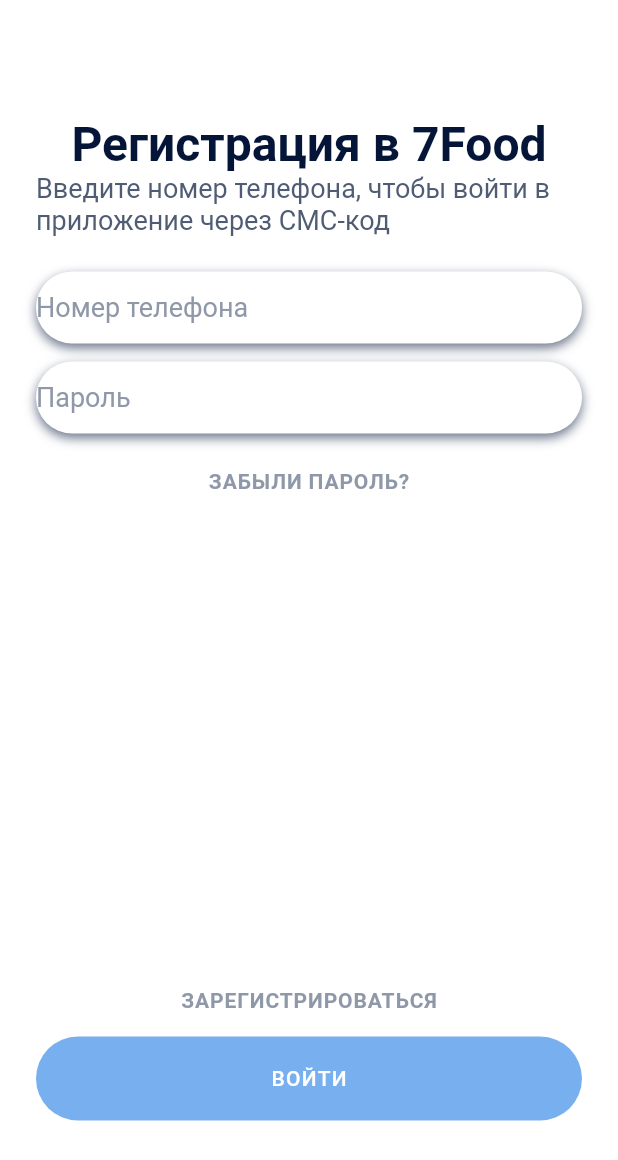
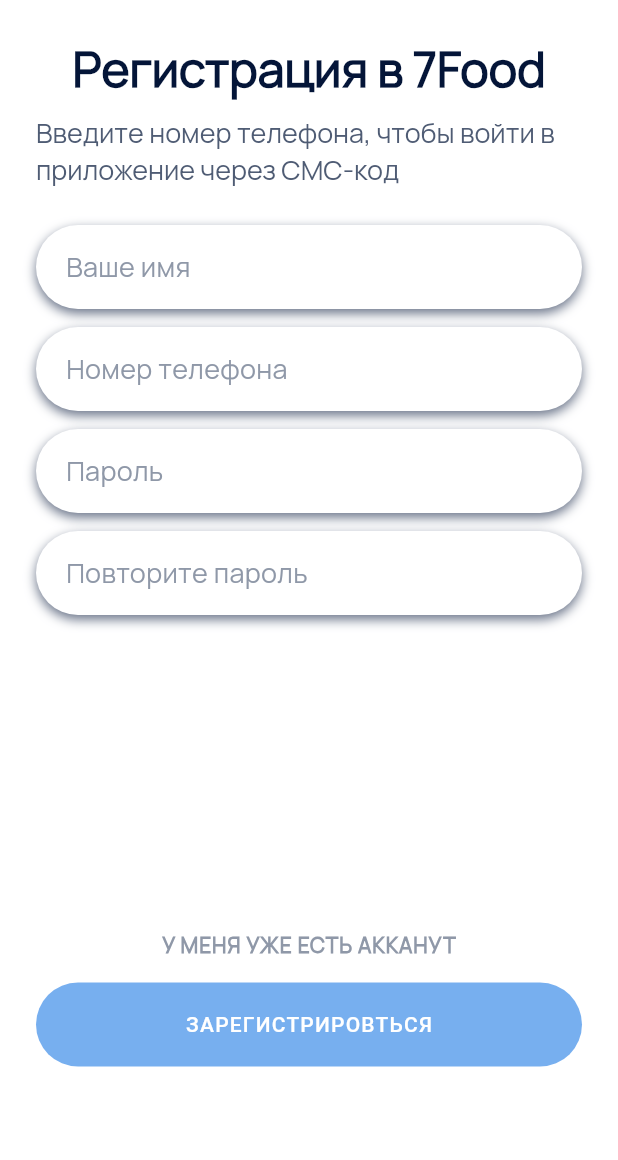
Before and after one commit to Zhamshid/7food_techgarden_flutter, a Flutter app: the RegistrationScreen screen opened by its route, on a phone screen of 412 x 824 dp. Shown: the top 1160 px of the screen. Run offline on Flutter 3.47's test engine with Material 2 defaults, Android fonts, the phone set to English and light mode, and no system bars.

Commit message:
registration page

```diff
--- /dev/null
+++ b/lib/commons/constants/constants.dart
@@ -0,0 +1,57 @@
+import 'package:flutter/material.dart';
+import 'package:seven_food_test/res/app_colors.dart';
+
+
+class Constants {
+
+  static const kButtonTextStyle = TextStyle(
+    fontFamily: 'Manrope',
+    fontSize: 20,
+    color: Colors.white,
+    letterSpacing: 2,
+    fontWeight: FontWeight.w700,
+  );
+  static const kHintStyle = TextStyle(
+    fontSize: 18,
+    color: AppColors.gray,
+    fontWeight: FontWeight.w400,
+    fontFamily: 'Manrope',
+    letterSpacing: 0.2,
+  );
+
+  static const kTextFieldStyle = TextStyle(
+    fontSize: 18,
+    color: AppColors.black,
+    fontWeight: FontWeight.w600,
+    fontFamily: 'Manrope',
+    letterSpacing: 0.2,
+  );
+
+  static const kHeaderTextStyle = TextStyle(
+    fontWeight: FontWeight.w700,
+    fontSize: 32,
+    fontFamily: 'Manrope',
+    color: AppColors.black,
+  );
+
+  static const kHeader2TextStyle = TextStyle(
+    fontWeight: FontWeight.w400,
+    fontSize: 18,
+    fontFamily: 'Manrope',
+    color: AppColors.darkGray,
+  );
+
+  static const kAccountInfoTextStyle = TextStyle(
+    letterSpacing: 0.6,
+    fontSize: 14,
+    fontFamily: 'Manrope',
+    color: AppColors.gray,
+    fontWeight: FontWeight.w600,
+  );
+
+  static const kOnBoardingButtonTextStyle = TextStyle(
+    color: Colors.white,
+    fontSize: 14,
+    letterSpacing: 0.8,
+  );
+}
--- a/lib/next_button.dart
+++ b/lib/commons/widgets/next_button.dart
@@ -1,5 +1,5 @@
 import 'package:flutter/material.dart';
-import 'constants.dart';
+import '../constants/constants.dart';
 
 class RoundedButton extends StatelessWidget {
   const RoundedButton({
--- /dev/null
+++ b/lib/commons/widgets/rounded_textfield.dart
@@ -0,0 +1,46 @@
+import 'package:flutter/material.dart';
+import 'package:seven_food_test/commons/constants/constants.dart';
+import 'package:seven_food_test/res/app_colors.dart';
+
+class RoundedTextField extends StatelessWidget {
+  const RoundedTextField({
+    Key? key,
+    required this.hintText,
+    this.obscureText,
+  }) : super(key: key);
+
+  final String? hintText;
+  final bool? obscureText;
+
+  @override
+  Widget build(BuildContext context) {
+    return Container(
+      height: 56,
+      alignment: Alignment.center,
+      decoration: BoxDecoration(
+        color: Colors.white,
+        borderRadius: const BorderRadius.all(
+          Radius.circular(56.0),
+        ),
+        boxShadow: [
+          BoxShadow(
+            color: AppColors.black.withOpacity(0.6),
+            blurRadius: 6,
+            offset: const Offset(0, 3),
+          ),
+        ],
+      ),
+      child: TextField(
+        style: Constants.kTextFieldStyle,
+        obscureText:obscureText == null? false : obscureText!,
+        inputFormatters: [],
+        decoration: InputDecoration(
+          contentPadding: EdgeInsets.only(left: 20,right: 20),
+          border: InputBorder.none,
+          hintText: hintText!,
+          hintStyle: Constants.kHintStyle,
+        ),
+      ),
+    );
+  }
+}
--- a/lib/constants.dart
+++ /dev/null
@@ -1,25 +0,0 @@
-import 'package:flutter/material.dart';
-import 'package:seven_food_test/res/app_colors.dart';
-
-
-class Constants {
-
-  static const kButtonTextStyle = TextStyle(
-    fontFamily: 'Manrope',
-    fontSize: 20,
-    color: Colors.white,
-    letterSpacing: 2,
-    fontWeight: FontWeight.w700,
-  );
-  static const kHintStyle = TextStyle(
-    fontSize: 18,
-    color: AppColors.gray,
-    fontWeight: FontWeight.w400,
-  );
-
-  static const kOnBoardingButtonTextStyle = TextStyle(
-    color: Colors.white,
-    fontSize: 14,
-    letterSpacing: 0.8,
-  );
-}
--- a/lib/main.dart
+++ b/lib/main.dart
@@ -1,5 +1,5 @@
 import 'package:flutter/material.dart';
-import 'package:seven_food_test/next_button.dart';
+import 'package:seven_food_test/commons/widgets/next_button.dart';
 import 'package:seven_food_test/res/app_colors.dart';
 import 'package:seven_food_test/screens/login_screen.dart';
 import 'package:seven_food_test/screens/onboarding.dart';
--- a/lib/rounded_textfield.dart
+++ /dev/null
@@ -1,37 +0,0 @@
-import 'package:flutter/material.dart';
-import 'package:seven_food_test/constants.dart';
-import 'package:seven_food_test/res/app_colors.dart';
-
-class RoundedTextField extends StatelessWidget {
-  const RoundedTextField({
-    Key? key,
-    required this.hintText,
-  }) : super(key: key);
-
-  final String? hintText;
-
-  @override
-  Widget build(BuildContext context) {
-    return Container(
-      decoration: BoxDecoration(
-          color: Colors.white,
-          borderRadius: const BorderRadius.all(
-            Radius.circular(56.0),
-          ),
-          boxShadow: [
-            BoxShadow(
-              color: AppColors.black.withOpacity(0.6),
-              blurRadius: 6,
-              offset: const Offset(0, 3),
-            ),
-          ]),
-      child: TextField(
-        decoration: InputDecoration(
-          border: InputBorder.none,
-          hintText: hintText!,
-          hintStyle: Constants.kHintStyle,
-        ),
-      ),
-    );
-  }
-}
--- a/lib/screens/login_screen.dart
+++ b/lib/screens/login_screen.dart
@@ -1,8 +1,9 @@
 import 'package:flutter/material.dart';
-import 'package:seven_food_test/constants.dart';
-import 'package:seven_food_test/custom_rounded_button.dart';
+import 'package:seven_food_test/commons/constants/constants.dart';
+import 'package:seven_food_test/commons/widgets/custom_rounded_button.dart';
 import 'package:seven_food_test/res/app_colors.dart';
-import 'package:seven_food_test/rounded_textfield.dart';
+import 'package:seven_food_test/commons/widgets/rounded_textfield.dart';
+import 'package:seven_food_test/screens/registration_screen.dart';
 
 class LoginScreen extends StatefulWidget {
   const LoginScreen({Key? key}) : super(key: key);
@@ -17,7 +18,8 @@ class _LoginScreenState extends State<LoginScreen> {
   Widget build(BuildContext context) {
     return Scaffold(
       backgroundColor: Colors.white,
-      body: Padding(
+      body: SingleChildScrollView(
+        child: Padding(
           padding: const EdgeInsets.all(24),
           child: Center(
             child: Column(
@@ -26,19 +28,11 @@ class _LoginScreenState extends State<LoginScreen> {
               children: <Widget>[
                 Text(
                   'Вход в 7Food',
-                style: TextStyle(
-                  fontWeight: FontWeight.bold,
-                  fontSize: 32,
-                  color: AppColors.black,
-                ),
+                  style: Constants.kHeaderTextStyle,
                 ),
                 Text(
                   'Введите номер телефона и пароль',
-                style: TextStyle(
-                  fontWeight: FontWeight.w400,
-                  fontSize: 18,
-                  color: AppColors.darkGray,
-                ),
+                  style: Constants.kHeader2TextStyle,
                 ),
                 SizedBox(height: 24),
                 RoundedTextField(
@@ -51,22 +45,12 @@ class _LoginScreenState extends State<LoginScreen> {
                 SizedBox(height: 24),
                 Text(
                   'Забыли пароль?'.toUpperCase(),
-                style: TextStyle(
-                  letterSpacing: 0.6,
-                  fontSize: 14,
-                  color: AppColors.gray,
-                  fontWeight: FontWeight.w600,
-                ),
+                  style: Constants.kAccountInfoTextStyle,
                 ),
                 SizedBox(height: 330),
                 Text(
                   'Зарегистрироваться'.toUpperCase(),
-                style: TextStyle(
-                  letterSpacing: 0.6,
-                  fontSize: 14,
-                  color: AppColors.gray,
-                  fontWeight: FontWeight.w600,
-                ),
+                  style: Constants.kAccountInfoTextStyle,
                 ),
                 SizedBox(height: 16),
                 CustomRoundedButton(
@@ -75,9 +59,12 @@ class _LoginScreenState extends State<LoginScreen> {
                   widthButton: double.infinity,
                   heightButton: 56,
                   style: Constants.kOnBoardingButtonTextStyle,
-                onPressed: () {},
+                  onPressed: () {
+                    Navigator.pushNamed(context, RegistrationScreen.id);
+                  },
                 )
               ],
+            ),
           ),
         ),
       ),
--- a/lib/screens/onboarding.dart
+++ b/lib/screens/onboarding.dart
@@ -1,7 +1,7 @@
 import 'package:flutter/material.dart';
 import 'package:seven_food_test/commons/onboarding_model.dart';
-import 'package:seven_food_test/constants.dart';
-import 'package:seven_food_test/custom_rounded_button.dart';
+import 'package:seven_food_test/commons/constants/constants.dart';
+import 'package:seven_food_test/commons/widgets/custom_rounded_button.dart';
 import 'package:seven_food_test/res/app_colors.dart';
 import 'package:seven_food_test/main.dart';
 import 'package:seven_food_test/screens/login_screen.dart';
@@ -69,11 +69,14 @@ class _OnBoardingState extends State<OnBoarding> {
                       ),
                     ),
                     SizedBox(
-                      height: 24,
+                      height: 20,
                     ),
                     Text(
                       contents[i].title!,
                       style: TextStyle(
+                        fontFamily: 'Manrope',
+                        letterSpacing: 0.1,
+                        fontWeight: FontWeight.w700,
                         color: Colors.white,
                         fontSize: 28,
                       ),
@@ -95,7 +98,7 @@ class _OnBoardingState extends State<OnBoarding> {
                             duration: Duration(milliseconds: 2),
                             curve: Curves.bounceIn);
                       },
-                    )
+                    ),
                   ],
                 ),
               ),
@@ -108,8 +111,8 @@ class _OnBoardingState extends State<OnBoarding> {
 
   Container buildDot(int index, BuildContext context) {
     return Container(
-      height: 10,
-      width: currentIndex == index ? 48 : 10,
+      height: currentIndex == index ? 10 : 12,
+      width: currentIndex == index ? 48 : 12,
       margin: EdgeInsets.only(right: 5),
       decoration: BoxDecoration(
         borderRadius: BorderRadius.circular(56),
--- a/lib/screens/registration_screen.dart
+++ b/lib/screens/registration_screen.dart
@@ -1,9 +1,10 @@
 import 'package:flutter/material.dart';
-import 'package:seven_food_test/constants.dart';
+import 'package:seven_food_test/commons/constants/constants.dart';
 import 'package:seven_food_test/res/app_colors.dart';
-import 'package:seven_food_test/rounded_textfield.dart';
+import 'package:seven_food_test/commons/widgets/rounded_textfield.dart';
 
-import '../custom_rounded_button.dart';
+import '../commons/widgets/custom_rounded_button.dart';
+
 class RegistrationScreen extends StatefulWidget {
   const RegistrationScreen({Key? key}) : super(key: key);
   static const id = 'registration_screen';
@@ -17,7 +18,8 @@ class _RegistrationScreenState extends State<RegistrationScreen> {
   Widget build(BuildContext context) {
     return Scaffold(
       backgroundColor: Colors.white,
-      body: Padding(
+      body: SingleChildScrollView(
+        child: Padding(
           padding: const EdgeInsets.all(24),
           child: Center(
             child: Column(
@@ -26,21 +28,20 @@ class _RegistrationScreenState extends State<RegistrationScreen> {
               children: <Widget>[
                 Text(
                   'Регистрация в 7Food',
-                style: TextStyle(
-                  fontWeight: FontWeight.bold,
-                  fontSize: 32,
-                  color: AppColors.black,
+                  style: Constants.kHeaderTextStyle,
                 ),
+                SizedBox(
+                  height: 8,
                 ),
                 Text(
                   'Введите номер телефона, чтобы войти в приложение через СМС-код',
-                style: TextStyle(
-                  fontWeight: FontWeight.w400,
-                  fontSize: 18,
-                  color: AppColors.darkGray,
-                ),
+                  style: Constants.kHeader2TextStyle,
                 ),
                 SizedBox(height: 24),
+                RoundedTextField(
+                  hintText: 'Ваше имя',
+                ),
+                SizedBox(height: 12),
                 RoundedTextField(
                   hintText: 'Номер телефона',
                 ),
@@ -48,40 +49,29 @@ class _RegistrationScreenState extends State<RegistrationScreen> {
                 RoundedTextField(
                   hintText: 'Пароль',
                 ),
-              SizedBox(height: 24),
+                SizedBox(height: 12),
+                RoundedTextField(
+                  hintText: 'Повторите пароль',
+                ),
+                SizedBox(height: 210),
                 Text(
-                'Забыли пароль?'.toUpperCase(),
-                style: TextStyle(
-                  letterSpacing: 0.6,
-                  fontSize: 14,
-                  color: AppColors.gray,
-                  fontWeight: FontWeight.w600,
-                ),
-              ),
-              SizedBox(height: 330),
-              Text(
-                'Зарегистрироваться'.toUpperCase(),
-                style: TextStyle(
-                  letterSpacing: 0.6,
-                  fontSize: 14,
-                  color: AppColors.gray,
-                  fontWeight: FontWeight.w600,
-                ),
+                  'У меня уже есть акканут'.toUpperCase(),
+                  style: Constants.kAccountInfoTextStyle,
                 ),
                 SizedBox(height: 16),
                 CustomRoundedButton(
                   colour: AppColors.primary.withOpacity(0.56),
-                title: 'войти',
+                  title: 'Зарегистрировться',
                   widthButton: double.infinity,
                   heightButton: 56,
                   style: Constants.kOnBoardingButtonTextStyle,
                   onPressed: () {},
-              )
+                ),
               ],
             ),
           ),
         ),
+      ),
     );
-
   }
 }
--- a/pubspec.yaml
+++ b/pubspec.yaml
@@ -39,7 +39,7 @@ flutter:
   fonts:
     - family: Manrope
       fonts:
-        - asset: fonts/Manrope.ttf
+        - asset: fonts/ManropeRegular.ttf
   #   - family: Trajan Pro
   #     fonts:
   #       - asset: fonts/TrajanPro.ttf
```
Also changed, not shown: fonts/ManropeRegular.ttf (added), lib/commons/widgets/custom_rounded_button.dart (renamed from lib/custom_rounded_button.dart), lib/commons/widgets/phone_field.dart (added). Lines whose indentation alone changed are shown as unchanged.
